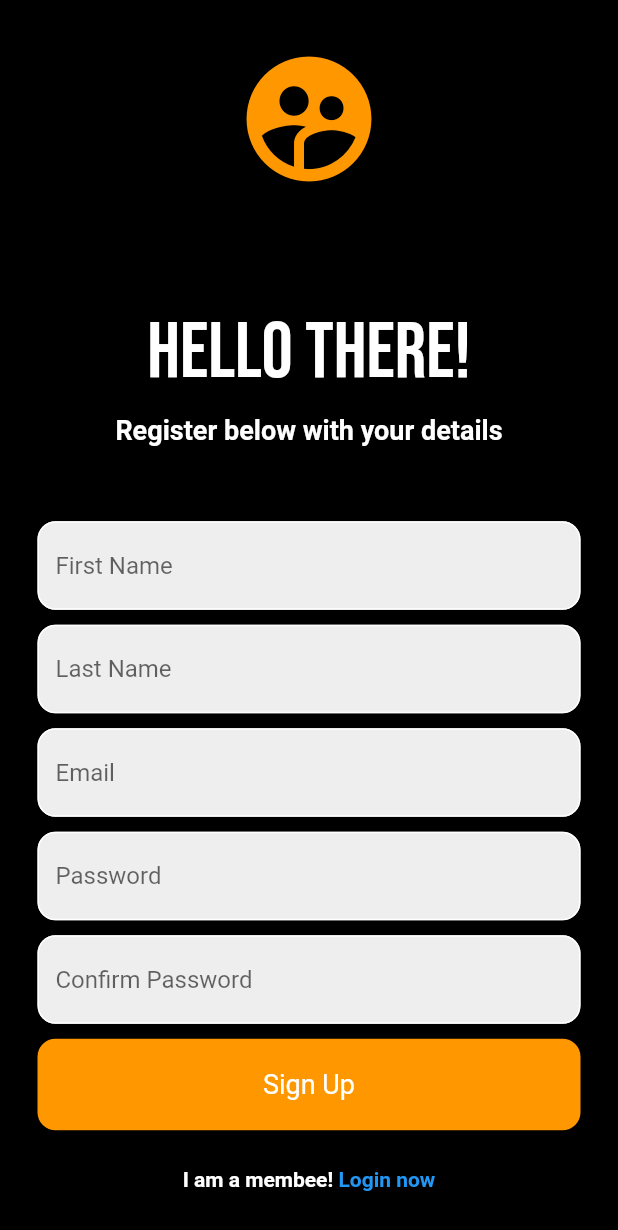
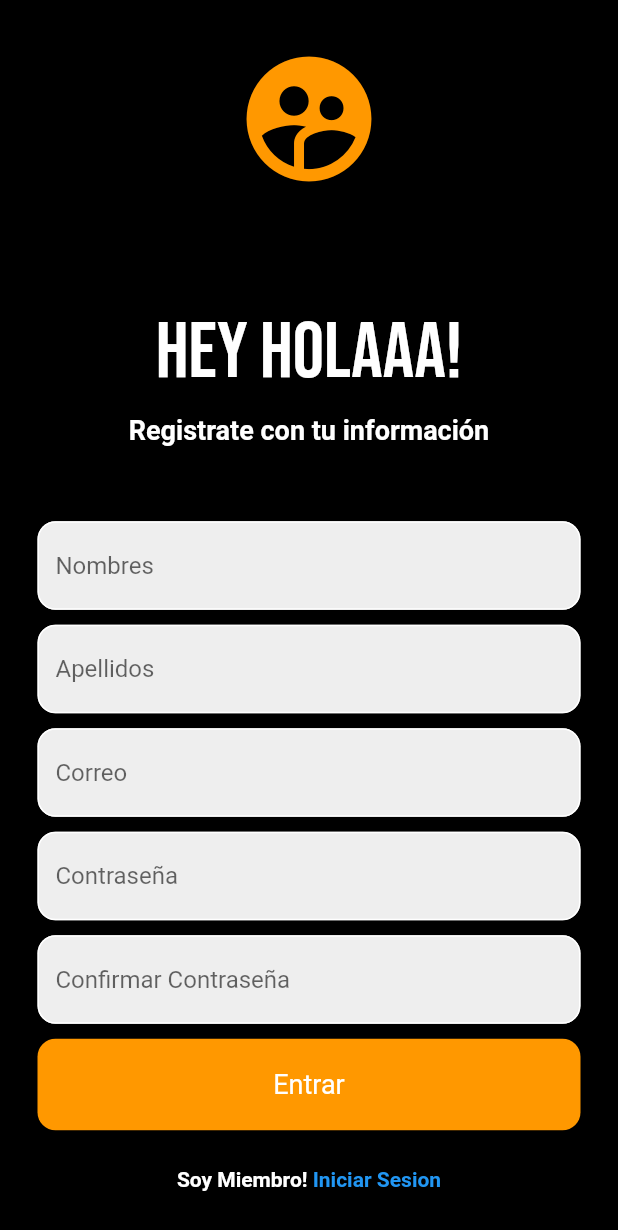
Before and after one commit to GeorgeSan0/App_movil, a Flutter app: the RegisterPage screen opened directly with empty values, on a phone screen of 412 x 824 dp. Shown: the top 1230 px of the screen. Run offline on Flutter 3.47's test engine with Material 2 defaults, Android fonts, the phone set to English and light mode, and no system bars; our stand-ins replace cloud_firestore, firebase_auth, firebase_core, google_fonts; accounts and stored records are empty; network calls fail.

Commit message:
Changes Languages

```diff
--- a/lib/pages/forgot_pss_page.dart
+++ b/lib/pages/forgot_pss_page.dart
@@ -24,8 +24,8 @@ class _ForgotPasswordPageState extends State<ForgotPasswordPage> {
       showDialog(
         context: context,
         builder: (context) {
-          return AlertDialog(
-            content: Text('Password reset link sent! check your email'),
+          return const AlertDialog(
+            content: Text('Correo de Recuperacion enviado, revisa tu correo'),
           );
         },
       );
@@ -53,15 +53,15 @@ class _ForgotPasswordPageState extends State<ForgotPasswordPage> {
       body: Column(
         mainAxisAlignment: MainAxisAlignment.center,
         children: [
-          Padding(
+          const Padding(
             padding: const EdgeInsets.symmetric(horizontal: 25.0),
-            child: Text(
-              'Enter your Email and we will sen you a email',
+            child: const Text(
+              'Ingresa tu Correo con el cual quieres recuperar tu contrseña',
               textAlign: TextAlign.center,
               style: TextStyle(fontSize: 20, color: Colors.white),
             ),
           ),
-          SizedBox(
+          const SizedBox(
             height: 10,
           ),
           Padding(
@@ -70,14 +70,14 @@ class _ForgotPasswordPageState extends State<ForgotPasswordPage> {
               controller: _emailController,
               decoration: InputDecoration(
                 enabledBorder: OutlineInputBorder(
-                  borderSide: BorderSide(color: Colors.white),
+                  borderSide: const BorderSide(color: Colors.white),
                   borderRadius: BorderRadius.circular(12),
                 ),
                 focusedBorder: OutlineInputBorder(
-                  borderSide: BorderSide(color: Colors.orange),
+                  borderSide: const BorderSide(color: Colors.orange),
                   borderRadius: BorderRadius.circular(12),
                 ),
-                hintText: 'Email',
+                hintText: 'Correo',
                 fillColor: Colors.grey[200],
                 filled: true,
               ),
@@ -85,7 +85,7 @@ class _ForgotPasswordPageState extends State<ForgotPasswordPage> {
           ),
           MaterialButton(
             onPressed: passwordReset,
-            child: Text('Reset Password'),
+            child: const Text('Recuperar Contraseña'),
             color: Colors.orange,
           )
         ],
--- a/lib/pages/front_page.dart
+++ b/lib/pages/front_page.dart
@@ -80,7 +80,7 @@ class _FrontPageState extends State<FrontPage> {
               ),
               onTap: () {
                 Navigator.push(context,
-                    MaterialPageRoute(builder: (context) => MainPage()));
+                    MaterialPageRoute(builder: (context) => const MainPage()));
               },
             )
             // ElevatedButton(
--- a/lib/pages/home_page.dart
+++ b/lib/pages/home_page.dart
@@ -18,13 +18,13 @@ class _HomePageState extends State<HomePage> {
           child: Column(
         mainAxisAlignment: MainAxisAlignment.center,
         children: [
-          Text('Signed In ' + user.email!),
+          Text('Ingresaste ' + user.email!),
           MaterialButton(
             onPressed: () {
               FirebaseAuth.instance.signOut();
             },
             color: Colors.orange,
-            child: Text('Sign Out'),
+            child: const Text('Salir'),
           )
         ],
       )),
--- a/lib/pages/register_page.dart
+++ b/lib/pages/register_page.dart
@@ -70,32 +70,34 @@ class _RegisterPageState extends State<RegisterPage> {
       body: Center(
         child: SingleChildScrollView(
           child: Column(mainAxisAlignment: MainAxisAlignment.center, children: [
-            Icon(
+            const Icon(
               Icons.supervised_user_circle_rounded,
               size: 100,
               color: Colors.orange,
             ),
 
-            SizedBox(
+            const SizedBox(
               height: 75,
             ),
 
             //Hello Again
             Text(
-              'Hello There!',
+              'Hey Holaaa!',
               style: GoogleFonts.bebasNeue(fontSize: 52, color: Colors.white),
             ),
-            SizedBox(
+            const SizedBox(
               height: 10,
             ),
-            Text(
-              'Register below with your details',
+
+            const Text(
+              'Registrate con tu información',
               style: TextStyle(
                   fontWeight: FontWeight.bold,
                   fontSize: 18,
                   color: Colors.white),
             ),
-            SizedBox(
+
+            const SizedBox(
               height: 50,
             ),
 
@@ -106,21 +108,21 @@ class _RegisterPageState extends State<RegisterPage> {
                 controller: _firstNameController,
                 decoration: InputDecoration(
                   enabledBorder: OutlineInputBorder(
-                    borderSide: BorderSide(color: Colors.white),
+                    borderSide: const BorderSide(color: Colors.white),
                     borderRadius: BorderRadius.circular(12),
                   ),
                   focusedBorder: OutlineInputBorder(
-                    borderSide: BorderSide(color: Colors.orange),
+                    borderSide: const BorderSide(color: Colors.orange),
                     borderRadius: BorderRadius.circular(12),
                   ),
-                  hintText: 'First Name',
+                  hintText: 'Nombres',
                   fillColor: Colors.grey[200],
                   filled: true,
                 ),
               ),
             ),
 
-            SizedBox(
+            const SizedBox(
               height: 10,
             ),
 
@@ -131,21 +133,21 @@ class _RegisterPageState extends State<RegisterPage> {
                 controller: _lastNameController,
                 decoration: InputDecoration(
                   enabledBorder: OutlineInputBorder(
-                    borderSide: BorderSide(color: Colors.white),
+                    borderSide: const BorderSide(color: Colors.white),
                     borderRadius: BorderRadius.circular(12),
                   ),
                   focusedBorder: OutlineInputBorder(
-                    borderSide: BorderSide(color: Colors.orange),
+                    borderSide: const BorderSide(color: Colors.orange),
                     borderRadius: BorderRadius.circular(12),
                   ),
-                  hintText: 'Last Name',
+                  hintText: 'Apellidos',
                   fillColor: Colors.grey[200],
                   filled: true,
                 ),
               ),
             ),
 
-            SizedBox(
+            const SizedBox(
               height: 10,
             ),
 
@@ -156,21 +158,21 @@ class _RegisterPageState extends State<RegisterPage> {
                 controller: _emailController,
                 decoration: InputDecoration(
                   enabledBorder: OutlineInputBorder(
-                    borderSide: BorderSide(color: Colors.white),
+                    borderSide: const BorderSide(color: Colors.white),
                     borderRadius: BorderRadius.circular(12),
                   ),
                   focusedBorder: OutlineInputBorder(
-                    borderSide: BorderSide(color: Colors.orange),
+                    borderSide: const BorderSide(color: Colors.orange),
                     borderRadius: BorderRadius.circular(12),
                   ),
-                  hintText: 'Email',
+                  hintText: 'Correo',
                   fillColor: Colors.grey[200],
                   filled: true,
                 ),
               ),
             ),
 
-            SizedBox(
+            const SizedBox(
               height: 10,
             ),
 
@@ -182,21 +184,21 @@ class _RegisterPageState extends State<RegisterPage> {
                 controller: _passswordController,
                 decoration: InputDecoration(
                   enabledBorder: OutlineInputBorder(
-                    borderSide: BorderSide(color: Colors.white),
+                    borderSide: const BorderSide(color: Colors.white),
                     borderRadius: BorderRadius.circular(12),
                   ),
                   focusedBorder: OutlineInputBorder(
-                    borderSide: BorderSide(color: Colors.orange),
+                    borderSide: const BorderSide(color: Colors.orange),
                     borderRadius: BorderRadius.circular(12),
                   ),
-                  hintText: 'Password',
+                  hintText: 'Contraseña',
                   fillColor: Colors.grey[200],
                   filled: true,
                 ),
               ),
             ),
 
-            SizedBox(
+            const SizedBox(
               height: 10,
             ),
 
@@ -208,21 +210,21 @@ class _RegisterPageState extends State<RegisterPage> {
                 controller: _confirmpasswordController,
                 decoration: InputDecoration(
                   enabledBorder: OutlineInputBorder(
-                    borderSide: BorderSide(color: Colors.white),
+                    borderSide: const BorderSide(color: Colors.white),
                     borderRadius: BorderRadius.circular(12),
                   ),
                   focusedBorder: OutlineInputBorder(
-                    borderSide: BorderSide(color: Colors.orange),
+                    borderSide: const BorderSide(color: Colors.orange),
                     borderRadius: BorderRadius.circular(12),
                   ),
-                  hintText: 'Confirm Password',
+                  hintText: 'Confirmar Contraseña',
                   fillColor: Colors.grey[200],
                   filled: true,
                 ),
               ),
             ),
 
-            SizedBox(
+            const SizedBox(
               height: 10,
             ),
 
@@ -232,14 +234,14 @@ class _RegisterPageState extends State<RegisterPage> {
               child: GestureDetector(
                 onTap: singUp,
                 child: Container(
-                  padding: EdgeInsets.all(20.0),
+                  padding: const EdgeInsets.all(20.0),
                   decoration: BoxDecoration(
                     color: Colors.orange,
                     borderRadius: BorderRadius.circular(12),
                   ),
-                  child: Center(
+                  child: const Center(
                     child: Text(
-                      'Sign Up',
+                      'Entrar',
                       style: TextStyle(
                         color: Colors.white,
                         fontSize: 18,
@@ -250,7 +252,7 @@ class _RegisterPageState extends State<RegisterPage> {
               ),
             ),
 
-            SizedBox(
+            const SizedBox(
               height: 25,
             ),
 
@@ -258,15 +260,15 @@ class _RegisterPageState extends State<RegisterPage> {
             Row(
               mainAxisAlignment: MainAxisAlignment.center,
               children: [
-                Text(
-                  'I am a membee! ',
+                const Text(
+                  'Soy Miembro! ',
                   style: TextStyle(
                       fontWeight: FontWeight.bold, color: Colors.white),
                 ),
                 GestureDetector(
                     onTap: widget.showLoginPage,
-                    child: Text(
-                      'Login now',
+                    child: const Text(
+                      'Iniciar Sesion',
                       style: TextStyle(
                           color: Colors.blue, fontWeight: FontWeight.bold),
                     ))
```
Also changed, not shown: lib/pages/login_page.dart (+32 -31 lines).
